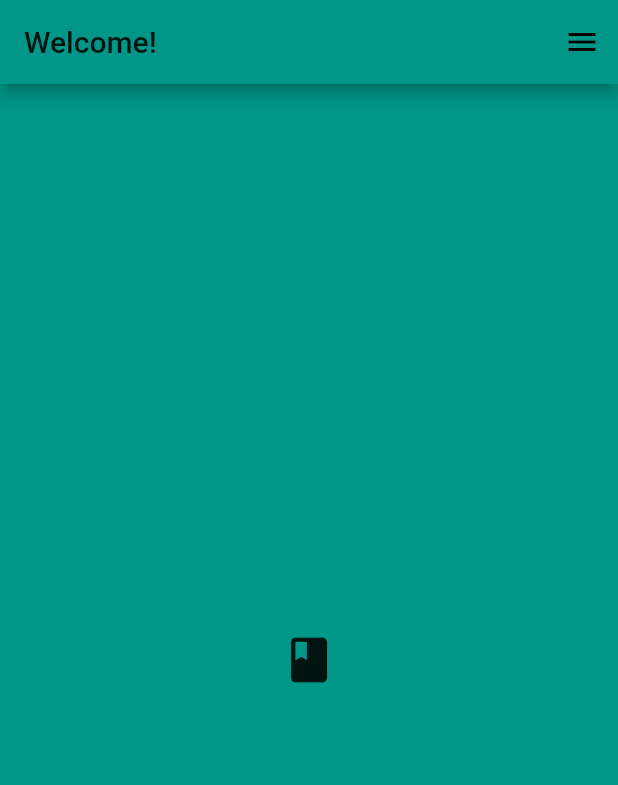
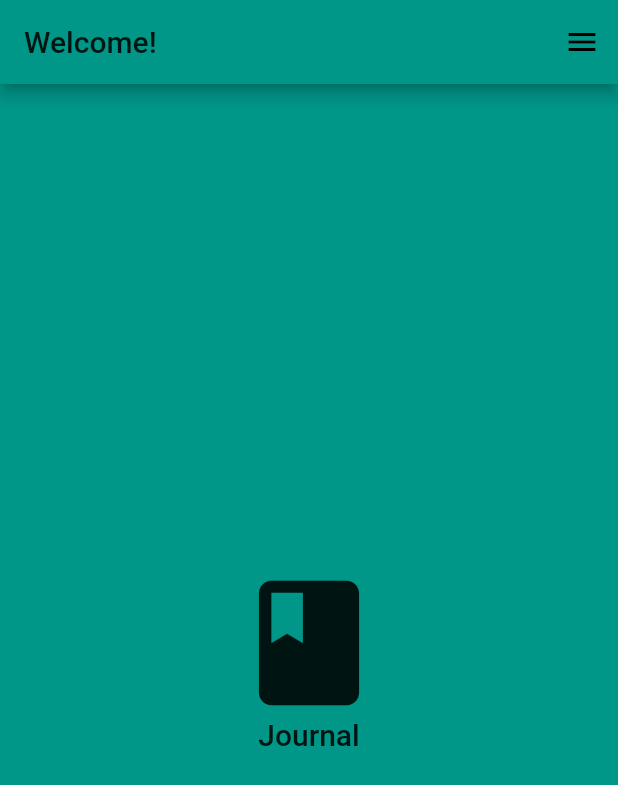
Before and after one commit to arizala13/project_4, a Flutter app: the screen it shows after launch, on a phone screen of 412 x 824 dp. Shown: the top 785 px of the screen. Run offline on Flutter 3.47's test engine with Material 2 defaults, Android fonts, the phone set to English and light mode, and no system bars.

Commit message:
Cleaning up code- added title of icon

```diff
--- a/lib/main.dart
+++ b/lib/main.dart
@@ -36,15 +36,6 @@ class ThemeDemo extends StatefulWidget {
 
 class ThemeDemoState extends State<ThemeDemo>{
 
-
-bool val = false;
-
-makeDarkMode(bool makeDark){
-  setState(() {
-    val = makeDark;
-  });
-}
-
   @override
   Widget build(BuildContext context) {
     return Scaffold(
@@ -57,8 +48,9 @@ makeDarkMode(bool makeDark){
             Icon(
               Icons.book,
               color: Theme.of(context).iconTheme.color,
-              size: 36.0,
+              size: 100.0,
               ),
+              Text('Journal', style: Theme.of(context).textTheme.title),
           ],
         ),),
       endDrawer: Drawer(
@@ -79,7 +71,7 @@ makeDarkMode(bool makeDark){
                     child: Container(
                       child: Container(
                         child: SwitchListTile(
-                          title: Text('Dark Mode?', style: Theme.of(context).textTheme.title),
+                          title: Text('Dark Mode', style: Theme.of(context).textTheme.title),
                           value: Provider.of<AppStateNotifier>(context).isDarkModeOn,
                           onChanged: (boolVal) {
                             Provider.of<AppStateNotifier>(context).updateTheme(boolVal);
```
